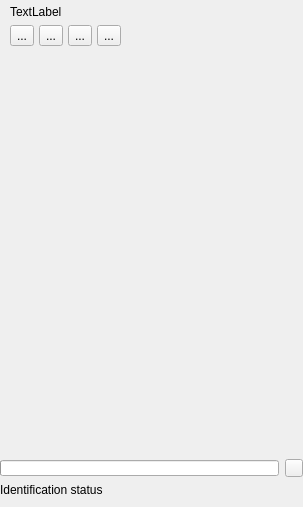
This is ui/identifyplusresultsbase.ui in nextgis/qgis_identifyplus as Qt 5 draws it before an edit. The edited form follows.
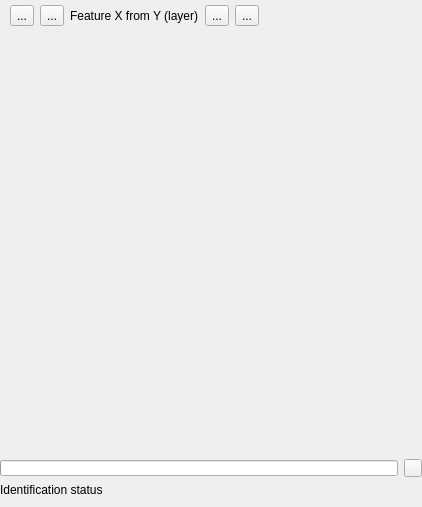
This is the edited form. Icons and pictures are not drawn.

Diff of the .ui file:
```diff
--- a/ui/identifyplusresultsbase.ui
+++ b/ui/identifyplusresultsbase.ui
@@ -6,7 +6,7 @@
    <rect>
     <x>0</x>
     <y>0</y>
-    <width>303</width>
+    <width>422</width>
     <height>507</height>
    </rect>
   </property>
@@ -33,40 +33,19 @@
     <number>10</number>
    </property>
    <item>
-    <layout class="QVBoxLayout" name="verticalLayout_4">
-     <property name="leftMargin">
-      <number>10</number>
-     </property>
-     <property name="topMargin">
-      <number>5</number>
-     </property>
-     <property name="rightMargin">
-      <number>10</number>
-     </property>
-     <property name="bottomMargin">
-      <number>0</number>
-     </property>
-     <item>
-      <widget class="QLabel" name="lblFeatures">
-       <property name="sizePolicy">
-        <sizepolicy hsizetype="Ignored" vsizetype="Preferred">
-         <horstretch>0</horstretch>
-         <verstretch>0</verstretch>
-        </sizepolicy>
-       </property>
-       <property name="text">
-        <string>TextLabel</string>
-       </property>
-       <property name="wordWrap">
-        <bool>true</bool>
-       </property>
-      </widget>
-     </item>
-     <item>
       <layout class="QHBoxLayout" name="horizontalLayout">
-       <property name="spacing">
+     <property name="leftMargin">
+      <number>10</number>
+     </property>
+     <property name="topMargin">
         <number>5</number>
        </property>
+     <property name="rightMargin">
+      <number>10</number>
+     </property>
+     <property name="bottomMargin">
+      <number>0</number>
+     </property>
        <item>
         <widget class="QToolButton" name="btnFirstRecord">
          <property name="toolTip">
@@ -95,6 +74,22 @@
          </property>
         </widget>
        </item>
+     <item>
+      <widget class="QLabel" name="lblFeatures">
+       <property name="sizePolicy">
+        <sizepolicy hsizetype="Preferred" vsizetype="Preferred">
+         <horstretch>0</horstretch>
+         <verstretch>0</verstretch>
+        </sizepolicy>
+       </property>
+       <property name="text">
+        <string>Feature X from Y (layer)</string>
+       </property>
+       <property name="wordWrap">
+        <bool>false</bool>
+       </property>
+      </widget>
+     </item>
        <item>
         <widget class="QToolButton" name="btnNextRecord">
          <property name="toolTip">
@@ -135,8 +130,6 @@
           </size>
          </property>
         </spacer>
-       </item>
-      </layout>
      </item>
     </layout>
    </item>
```
Left out of the diff: 2 changed lines with no effect on the pictures. Lines whose indentation alone changed are shown as unchanged.
